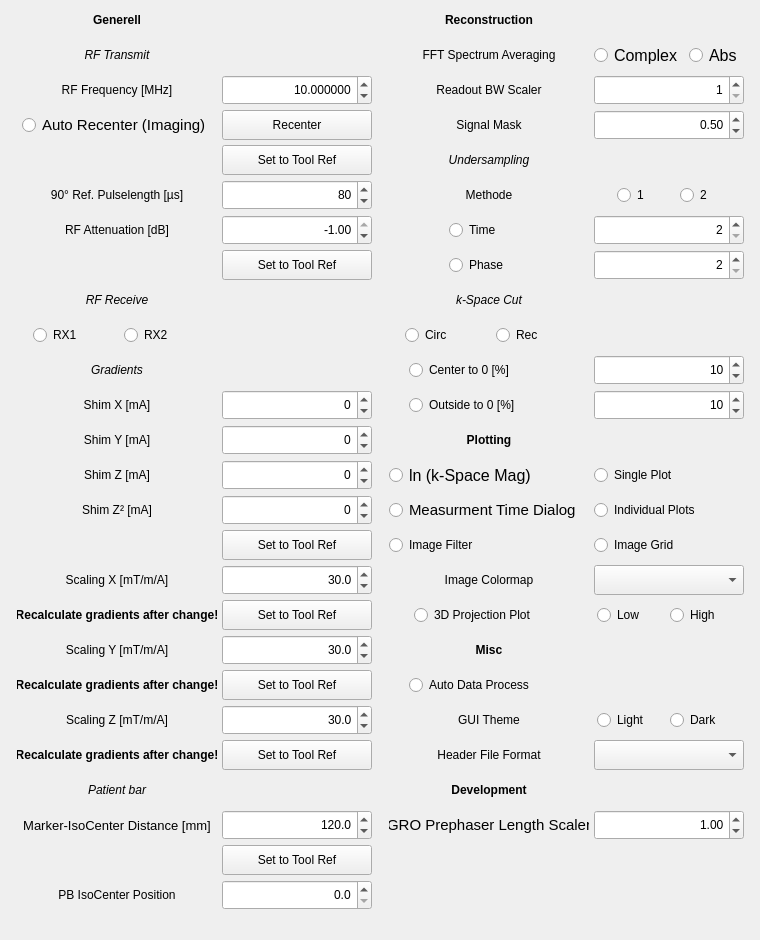
First picture: the form in Applications/relax2/ui/config.ui, repository aberg-vrvis/ocra, before the edit.
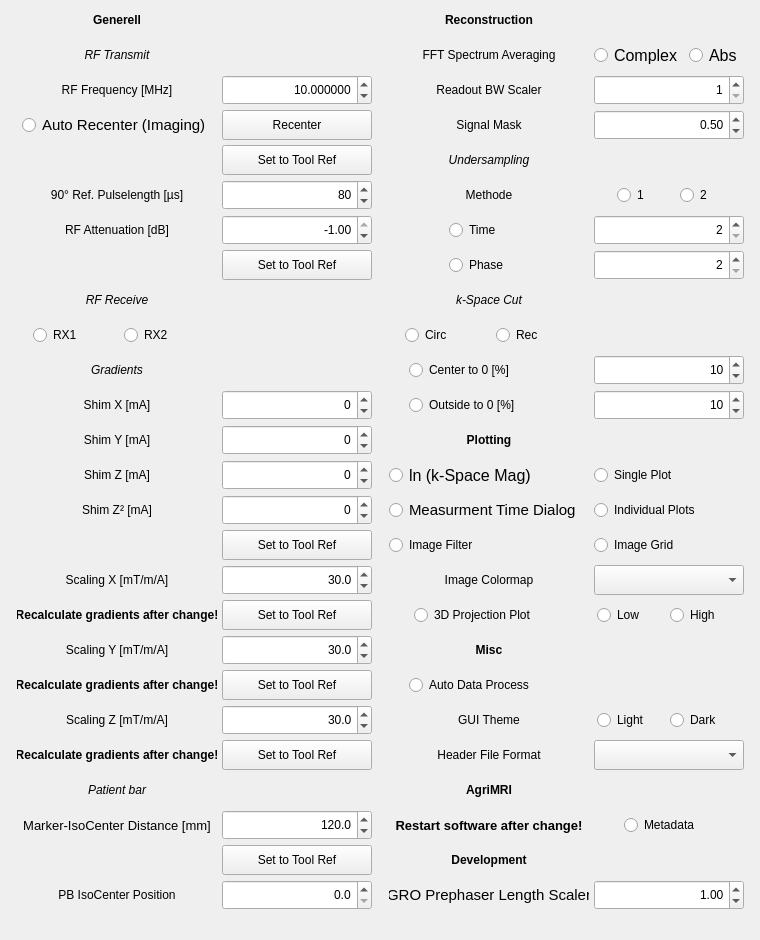
Second picture: the form after the edit.

What changed in the file:
```diff
--- a/Applications/relax2/ui/config.ui
+++ b/Applications/relax2/ui/config.ui
@@ -157,34 +157,6 @@
       </property>
      </widget>
     </item>
-    <item row="37" column="5">
-     <widget class="QLabel" name="label_22">
-      <property name="minimumSize">
-       <size>
-        <width>200</width>
-        <height>30</height>
-       </size>
-      </property>
-      <property name="maximumSize">
-       <size>
-        <width>200</width>
-        <height>30</height>
-       </size>
-      </property>
-      <property name="font">
-       <font>
-        <weight>75</weight>
-        <bold>true</bold>
-       </font>
-      </property>
-      <property name="text">
-       <string>Development</string>
-      </property>
-      <property name="alignment">
-       <set>Qt::AlignCenter</set>
-      </property>
-     </widget>
-    </item>
     <item row="34" column="3">
      <widget class="QPushButton" name="Scaling_Y_Apply_pushButton">
       <property name="minimumSize">
@@ -1614,34 +1586,6 @@
       </property>
      </widget>
     </item>
-    <item row="38" column="6">
-     <widget class="QDoubleSpinBox" name="GRO_Length_Scaler_doubleSpinBox">
-      <property name="minimumSize">
-       <size>
-        <width>150</width>
-        <height>30</height>
-       </size>
-      </property>
-      <property name="maximumSize">
-       <size>
-        <width>150</width>
-        <height>30</height>
-       </size>
-      </property>
-      <property name="alignment">
-       <set>Qt::AlignRight|Qt::AlignTrailing|Qt::AlignVCenter</set>
-      </property>
-      <property name="maximum">
-       <double>2.000000000000000</double>
-      </property>
-      <property name="singleStep">
-       <double>0.010000000000000</double>
-      </property>
-      <property name="value">
-       <double>1.000000000000000</double>
-      </property>
-     </widget>
-    </item>
     <item row="4" column="3">
      <widget class="QPushButton" name="AC_Apply_pushButton">
       <property name="minimumSize">
@@ -2101,33 +2045,6 @@
       </property>
      </widget>
     </item>
-    <item row="38" column="5">
-     <widget class="QLabel" name="label_47">
-      <property name="minimumSize">
-       <size>
-        <width>200</width>
-        <height>30</height>
-       </size>
-      </property>
-      <property name="maximumSize">
-       <size>
-        <width>200</width>
-        <height>30</height>
-       </size>
-      </property>
-      <property name="font">
-       <font>
-        <pointsize>11</pointsize>
-       </font>
-      </property>
-      <property name="text">
-       <string>GRO Prephaser Length Scaler</string>
-      </property>
-      <property name="alignment">
-       <set>Qt::AlignCenter</set>
-      </property>
-     </widget>
-    </item>
     <item row="32" column="3">
      <widget class="QDoubleSpinBox" name="Gradient_Scaling_Y_doubleSpinBox">
       <property name="minimumSize">
@@ -2371,6 +2288,175 @@
       </property>
      </widget>
     </item>
+    <item row="40" column="5">
+     <widget class="QLabel" name="label_47">
+      <property name="minimumSize">
+       <size>
+        <width>200</width>
+        <height>30</height>
+       </size>
+      </property>
+      <property name="maximumSize">
+       <size>
+        <width>200</width>
+        <height>30</height>
+       </size>
+      </property>
+      <property name="font">
+       <font>
+        <pointsize>11</pointsize>
+       </font>
+      </property>
+      <property name="text">
+       <string>GRO Prephaser Length Scaler</string>
+      </property>
+      <property name="alignment">
+       <set>Qt::AlignCenter</set>
+      </property>
+     </widget>
+    </item>
+    <item row="40" column="6">
+     <widget class="QDoubleSpinBox" name="GRO_Length_Scaler_doubleSpinBox">
+      <property name="minimumSize">
+       <size>
+        <width>150</width>
+        <height>30</height>
+       </size>
+      </property>
+      <property name="maximumSize">
+       <size>
+        <width>150</width>
+        <height>30</height>
+       </size>
+      </property>
+      <property name="alignment">
+       <set>Qt::AlignRight|Qt::AlignTrailing|Qt::AlignVCenter</set>
+      </property>
+      <property name="maximum">
+       <double>2.000000000000000</double>
+      </property>
+      <property name="singleStep">
+       <double>0.010000000000000</double>
+      </property>
+      <property name="value">
+       <double>1.000000000000000</double>
+      </property>
+     </widget>
+    </item>
+    <item row="39" column="5">
+     <widget class="QLabel" name="label_22">
+      <property name="minimumSize">
+       <size>
+        <width>200</width>
+        <height>30</height>
+       </size>
+      </property>
+      <property name="maximumSize">
+       <size>
+        <width>200</width>
+        <height>30</height>
+       </size>
+      </property>
+      <property name="font">
+       <font>
+        <weight>75</weight>
+        <bold>true</bold>
+       </font>
+      </property>
+      <property name="text">
+       <string>Development</string>
+      </property>
+      <property name="alignment">
+       <set>Qt::AlignCenter</set>
+      </property>
+     </widget>
+    </item>
+    <item row="37" column="5">
+     <widget class="QLabel" name="label_27">
+      <property name="minimumSize">
+       <size>
+        <width>200</width>
+        <height>30</height>
+       </size>
+      </property>
+      <property name="maximumSize">
+       <size>
+        <width>200</width>
+        <height>30</height>
+       </size>
+      </property>
+      <property name="font">
+       <font>
+        <weight>75</weight>
+        <bold>true</bold>
+       </font>
+      </property>
+      <property name="text">
+       <string>AgriMRI</string>
+      </property>
+      <property name="alignment">
+       <set>Qt::AlignCenter</set>
+      </property>
+     </widget>
+    </item>
+    <item row="38" column="6">
+     <layout class="QHBoxLayout" name="horizontalLayout_13">
+      <property name="spacing">
+       <number>0</number>
+      </property>
+      <item>
+       <widget class="QRadioButton" name="AgriMRI_Mode_radioButton">
+        <property name="minimumSize">
+         <size>
+          <width>90</width>
+          <height>30</height>
+         </size>
+        </property>
+        <property name="maximumSize">
+         <size>
+          <width>90</width>
+          <height>30</height>
+         </size>
+        </property>
+        <property name="text">
+         <string>Metadata</string>
+        </property>
+        <property name="autoExclusive">
+         <bool>false</bool>
+        </property>
+       </widget>
+      </item>
+     </layout>
+    </item>
+    <item row="38" column="5">
+     <widget class="QLabel" name="label_32">
+      <property name="minimumSize">
+       <size>
+        <width>200</width>
+        <height>30</height>
+       </size>
+      </property>
+      <property name="maximumSize">
+       <size>
+        <width>200</width>
+        <height>30</height>
+       </size>
+      </property>
+      <property name="font">
+       <font>
+        <pointsize>10</pointsize>
+        <weight>75</weight>
+        <bold>true</bold>
+       </font>
+      </property>
+      <property name="text">
+       <string>Restart software after change!</string>
+      </property>
+      <property name="alignment">
+       <set>Qt::AlignCenter</set>
+      </property>
+     </widget>
+    </item>
    </layout>
   </widget>
  </widget>
```
Left out of the diff: 57 changed lines with no effect on the pictures.
